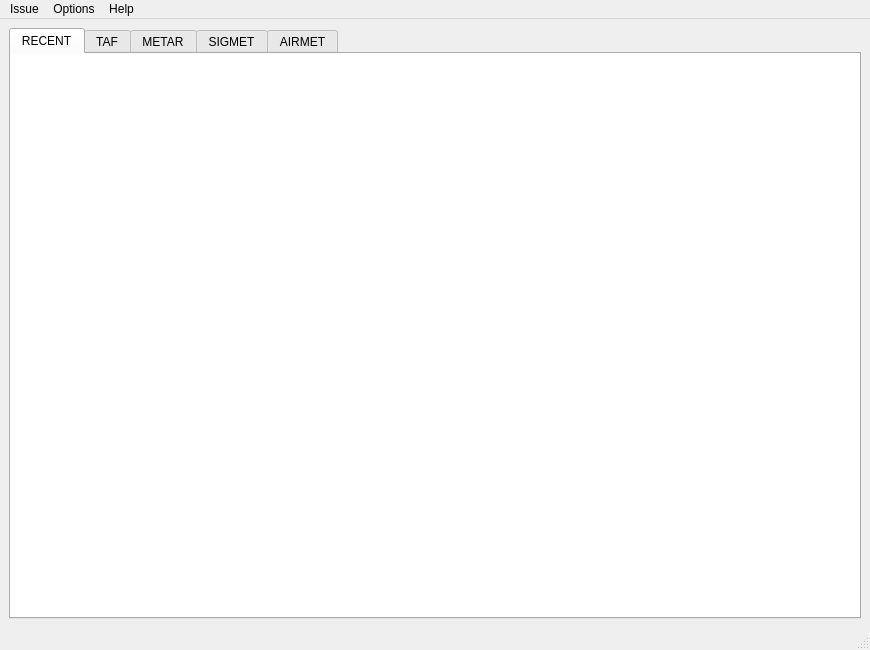
The window that tafor/components/ui/main.ui (up1and/tafor) describes before a commit, drawn with Qt 5.
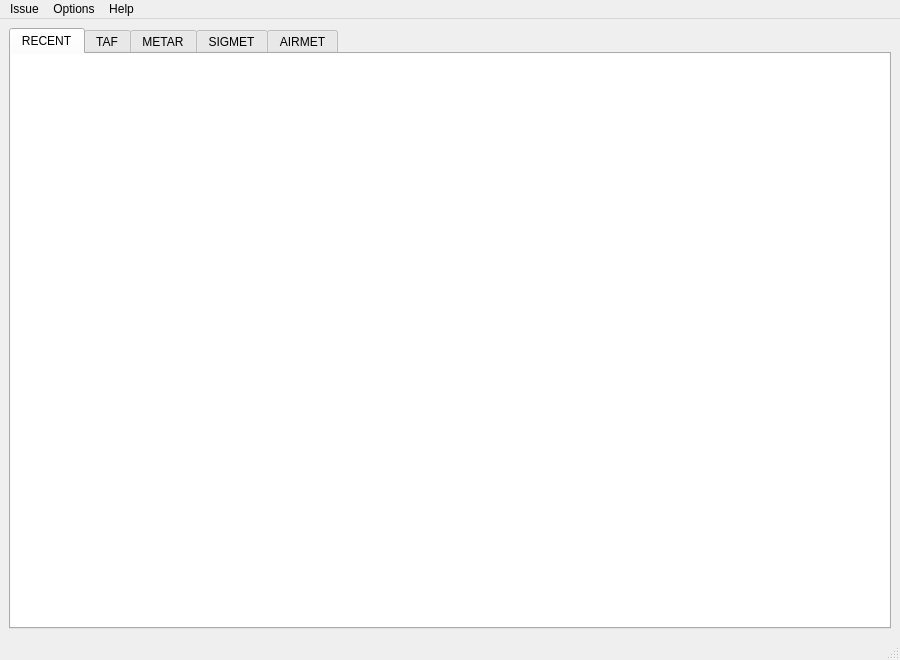
The same window after the commit.

Commit message: 修改 SIGMET 编辑器画布尺寸

Patch:
```diff
--- a/tafor/components/ui/main.ui
+++ b/tafor/components/ui/main.ui
@@ -6,14 +6,14 @@
    <rect>
     <x>0</x>
     <y>0</y>
-    <width>870</width>
-    <height>650</height>
+    <width>900</width>
+    <height>660</height>
    </rect>
   </property>
   <property name="minimumSize">
    <size>
-    <width>870</width>
-    <height>650</height>
+    <width>900</width>
+    <height>660</height>
    </size>
   </property>
   <property name="windowTitle">
@@ -77,8 +77,8 @@
             <rect>
              <x>0</x>
              <y>0</y>
-             <width>846</width>
-             <height>562</height>
+             <width>876</width>
+             <height>572</height>
             </rect>
            </property>
            <property name="styleSheet">
@@ -218,7 +218,7 @@
     <rect>
      <x>0</x>
      <y>0</y>
-     <width>870</width>
+     <width>900</width>
      <height>23</height>
     </rect>
    </property>
```
The commit also changes 2 other files.
